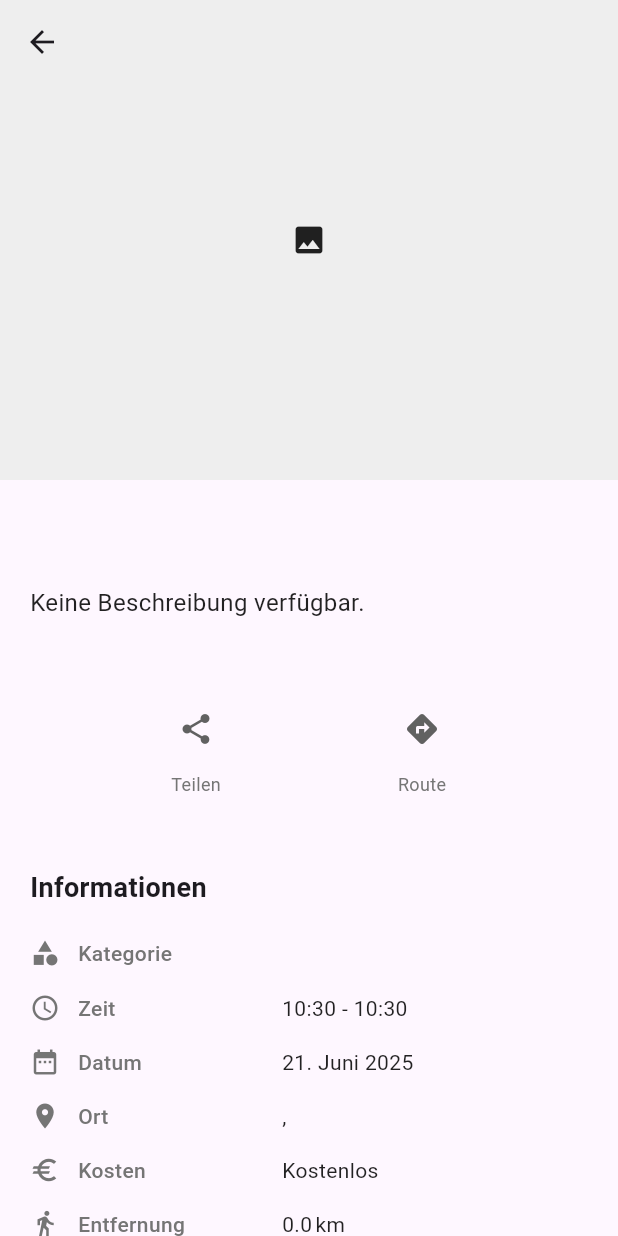
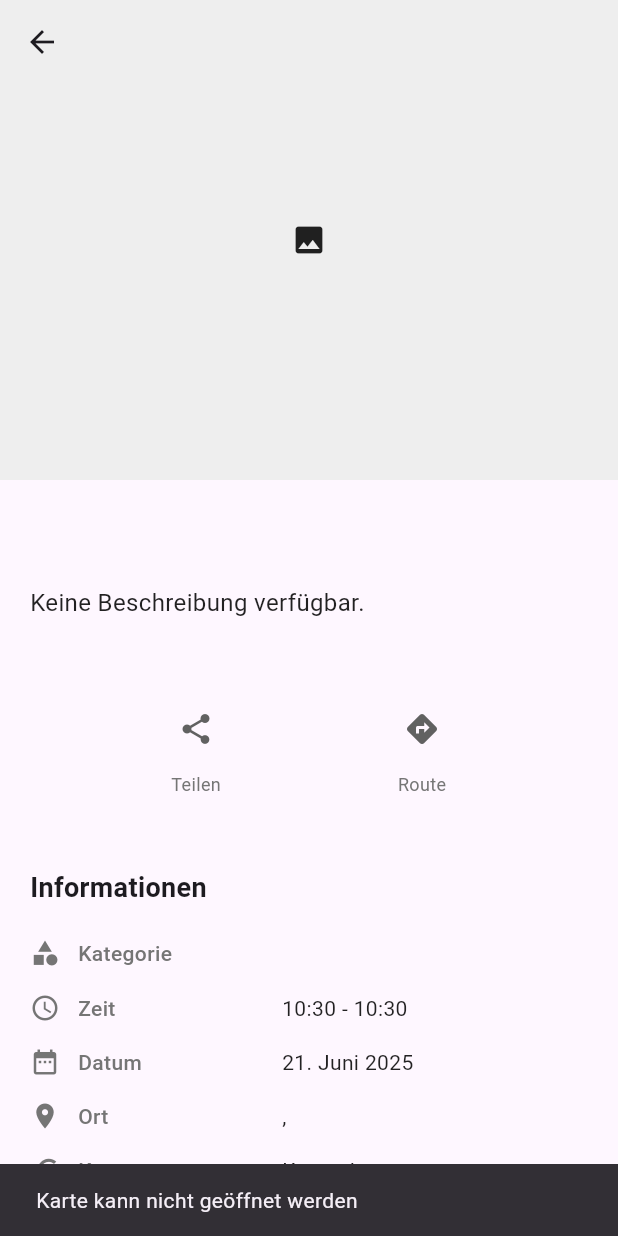
Before and after one commit to MohamadAlaskari/smart_activity_frontend, a Flutter app: the ActivityDetailView screen opened directly, after a tap on "Route", on a phone screen of 412 x 824 dp. Run offline on Flutter 3.47's test engine with Material 3 defaults, Android fonts, the phone set to English and light mode, and no system bars; our stand-ins replace bloc, dio, easy_localization, flutter_bloc, flutter_native_splash, flutter_secure_storage and 9 more; missing offline and left inert: fresh_dio; accounts and stored records are empty; generated files the repository leaves out were written again; statements that could not run were skipped.

Commit message:
suggestion details

```diff
--- a/lib/presentation/detail/activity_detail_view.dart
+++ b/lib/presentation/detail/activity_detail_view.dart
@@ -1,9 +1,11 @@
 import 'package:easy_localization/easy_localization.dart';
 import 'package:flutter/material.dart';
 import 'package:flutter_bloc/flutter_bloc.dart';
+import 'package:share_plus/share_plus.dart';
 import 'package:url_launcher/url_launcher.dart';
 import 'package:vibe_day/presentation/detail/activity_detail_cubit.dart';
 import 'package:vibe_day/presentation/detail/activity_detail_state.dart';
+import 'package:url_launcher/url_launcher.dart';
 
 class ActivityDetailView extends StatelessWidget {
   const ActivityDetailView({super.key});
@@ -26,9 +28,6 @@ class ActivityDetailView extends StatelessWidget {
                   background:
                       activity.images.isNotEmpty
                           ? ClipRRect(
-                            borderRadius: const BorderRadius.vertical(
-                              bottom: Radius.circular(32),
-                            ),
                             child: Image.network(
                               activity.images.first,
                               fit: BoxFit.cover,
@@ -73,25 +72,6 @@ class ActivityDetailView extends StatelessWidget {
                         ),
                       ),
                       const SizedBox(height: 12),
-                      Wrap(
-                        spacing: 6,
-                        runSpacing: 4,
-                        children:
-                            activity.vibeMatch.map((vibe) {
-                              final color = _getBadgeColor(vibe);
-                              return Chip(
-                                label: Text(
-                                  vibe,
-                                  style: const TextStyle(fontSize: 12),
-                                ),
-                                backgroundColor: color.withOpacity(0.2),
-                                labelStyle: TextStyle(color: color),
-                                visualDensity: VisualDensity.compact,
-                                materialTapTargetSize:
-                                    MaterialTapTargetSize.shrinkWrap,
-                              );
-                            }).toList(),
-                      ),
                     ],
                   ),
                 ),
@@ -109,12 +89,37 @@ class ActivityDetailView extends StatelessWidget {
                       _buildActionIcon(
                         icon: Icons.share,
                         label: 'Teilen',
-                        onTap: () {},
+                        onTap: () {
+                          final shareText =
+                              '${activity.title}\n\n${activity.description}\n\n${activity.url}';
+                          Share.share(shareText);
+                        },
                       ),
                       _buildActionIcon(
                         icon: Icons.directions,
                         label: 'Route',
-                        onTap: () {},
+                        onTap: () async {
+                          final encodedAddress = Uri.encodeComponent(
+                            '${activity.location.name}, ${activity.location.address}',
+                          );
+                          final url =
+                              'https://www.google.com/maps/search/?api=1&query=$encodedAddress';
+
+                          if (await canLaunchUrl(Uri.parse(url))) {
+                            await launchUrl(
+                              Uri.parse(url),
+                              mode: LaunchMode.externalApplication,
+                            );
+                          } else {
+                            ScaffoldMessenger.of(context).showSnackBar(
+                              const SnackBar(
+                                content: Text(
+                                  'Karte kann nicht geöffnet werden',
+                                ),
+                              ),
+                            );
+                          }
+                        },
                       ),
                     ],
                   ),
--- a/pubspec.yaml
+++ b/pubspec.yaml
@@ -48,7 +48,7 @@ dependencies:
   phosphor_flutter: ^2.0.0
   retrofit: ^4.0.1
   scrollable_positioned_list: ^0.3.8
-  share_plus: ^7.1.0
+  share_plus: ^11.0.0
   shared_preferences: ^2.2.1
   signature: ^5.4.0
   url_launcher: ^6.1.14
```
Also changed, not shown: pubspec.lock.
